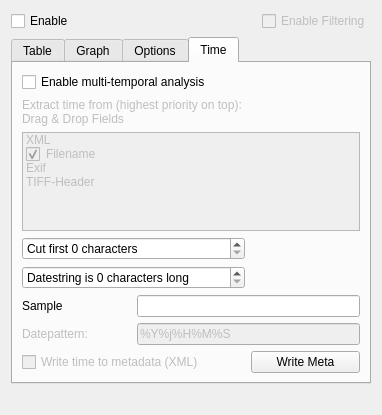
First picture: the form in ui_mutant.ui, repository mach0/mutant, before the edit.
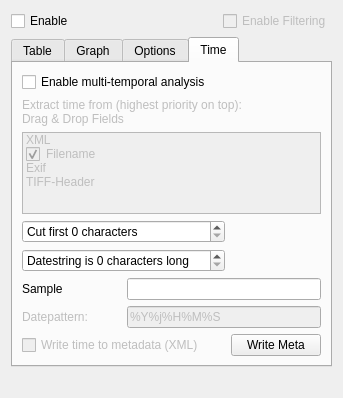
Second picture: the form after the edit. The open tabs and pages were chosen to show the change.

Commit message: Changes to ui to allow for smaller resizing of widget

```diff
--- a/ui_mutant.ui
+++ b/ui_mutant.ui
@@ -6,10 +6,16 @@
    <rect>
     <x>0</x>
     <y>0</y>
-    <width>382</width>
-    <height>415</height>
+    <width>343</width>
+    <height>398</height>
    </rect>
   </property>
+  <property name="minimumSize">
+   <size>
+    <width>1</width>
+    <height>1</height>
+   </size>
+  </property>
   <property name="windowTitle">
    <string>Form</string>
   </property>
```
Left out of the diff: 28 changed lines with no effect on the pictures. The commit also changes 5 other files.
